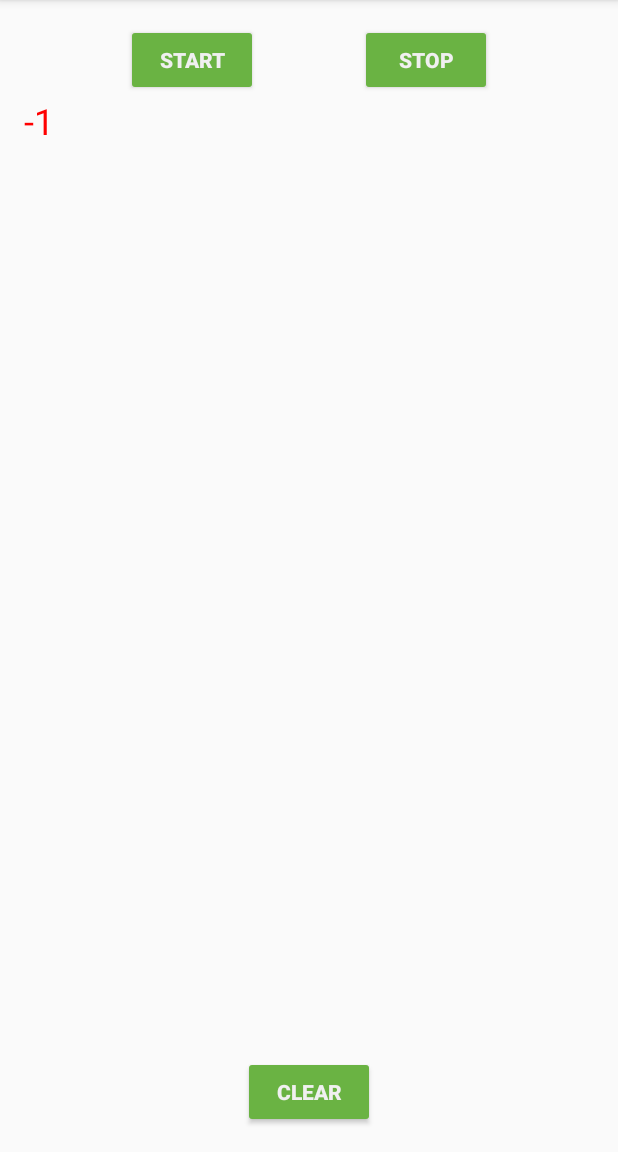
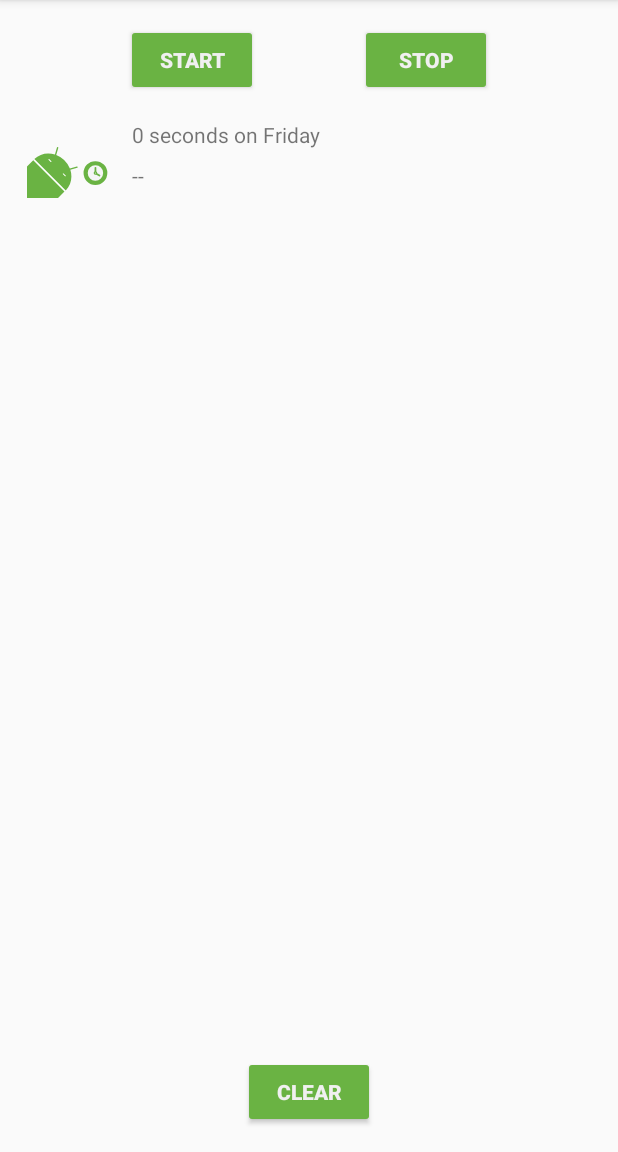
Before and after one commit to ptreitler/andfun-kotlin-sleep-tracker-with-recyclerview, an Android app: the screen it shows after launch (MainActivity), after a tap on "START", on a phone screen of 412 x 824 dp, the part 84-1236 px from its top. Run offline under Robolectric (Android 15) with nearby library versions, the phone set to English and light mode, and no system bars; our stand-ins replace Room's generated code, data binding; Roboto replaces fonts that are not available here; 3 statements that could not run were skipped.

Commit message:
Create custom ViewHolder for SleepNightAdapter

```diff
--- a/app/src/main/java/com/example/android/trackmysleepquality/sleeptracker/SleepNightAdapter.kt
+++ b/app/src/main/java/com/example/android/trackmysleepquality/sleeptracker/SleepNightAdapter.kt
@@ -16,17 +16,18 @@
 
 package com.example.android.trackmysleepquality.sleeptracker
 
-import android.graphics.Color
 import android.view.LayoutInflater
+import android.view.View
 import android.view.ViewGroup
+import android.widget.ImageView
 import android.widget.TextView
 import androidx.recyclerview.widget.RecyclerView
 import com.example.android.trackmysleepquality.R
-import com.example.android.trackmysleepquality.TextItemViewHolder
+import com.example.android.trackmysleepquality.convertDurationToFormatted
+import com.example.android.trackmysleepquality.convertNumericQualityToString
 import com.example.android.trackmysleepquality.database.SleepNight
 
-// TODO (06) Change RecyclerView.Adapter’s parameter to <SleepNightAdapter.ViewHolder>.
-class SleepNightAdapter : RecyclerView.Adapter<TextItemViewHolder>() {
+class SleepNightAdapter : RecyclerView.Adapter<SleepNightAdapter.ViewHolder>() {
 
     var data = listOf<SleepNight>()
         set(value) {
@@ -36,34 +37,35 @@ class SleepNightAdapter : RecyclerView.Adapter<TextItemViewHolder>() {
 
     override fun getItemCount() = data.size
 
-    // TODO (08) Change onBindViewHolder’s holder parameter type to ViewHolder, and update views.
-    override fun onBindViewHolder(holder: TextItemViewHolder, position: Int) {
+    override fun onBindViewHolder(holder: ViewHolder, position: Int) {
         val item = data[position]
-        holder.textView.text = item.sleepQuality.toString()
 
-        if (item.sleepQuality <= 1) {
-            holder.textView.setTextColor(Color.RED) // red
-        } else {
-            // reset
-            holder.textView.setTextColor(Color.BLACK) // black
-        }
+        val resources = holder.itemView.context.resources
+        holder.sleepLengthText.text = convertDurationToFormatted(item.startTimeMilli, item.endTimeMilli, resources)
+        holder.sleepQualityText.text = convertNumericQualityToString(item.sleepQuality, resources)
+
+        holder.sleepQualityImage.setImageResource(when (item.sleepQuality) {
+            0 -> R.drawable.ic_sleep_0
+            1 -> R.drawable.ic_sleep_1
+            2 -> R.drawable.ic_sleep_2
+            3 -> R.drawable.ic_sleep_3
+            4 -> R.drawable.ic_sleep_4
+            5 -> R.drawable.ic_sleep_5
+            else -> R.drawable.ic_sleep_active
+        })
     }
 
-    override fun onCreateViewHolder(parent: ViewGroup, viewType: Int): TextItemViewHolder {
-
-        // TODO (07) Update view to inflate list_item_sleep_night, and change
-        // return type to ViewHolder.
-
+    override fun onCreateViewHolder(parent: ViewGroup, viewType: Int): ViewHolder {
         val layoutInflater = LayoutInflater.from(parent.context)
         val view = layoutInflater
-                .inflate(R.layout.text_item_view, parent, false) as TextView
-
-        return TextItemViewHolder(view)
+                .inflate(R.layout.list_item_sleep_night, parent, false)
+        return ViewHolder(view)
     }
 
-    // TODO (04) Create a ViewHolder class that extends RecyclerView.ViewHolder.
+    class ViewHolder(itemView: View) : RecyclerView.ViewHolder(itemView) {
+        val sleepLengthText: TextView = itemView.findViewById(R.id.sleep_length)
+        val sleepQualityText: TextView = itemView.findViewById(R.id.quality_string)
+        val sleepQualityImage: ImageView = itemView.findViewById(R.id.quality_image)
 
-    // TODO (05) Inside the ViewHolder, use findViewById() to create properties for sleepLength,
-    // quality, and qualityImage.
-
+    }
 }
--- a/app/src/main/res/layout/list_item_sleep_night.xml
+++ b/app/src/main/res/layout/list_item_sleep_night.xml
@@ -1,14 +1,48 @@
 <?xml version="1.0" encoding="utf-8"?>
-<androidx.constraintlayout.widget.ConstraintLayout
-    xmlns:android="http://schemas.android.com/apk/res/android"
-    android:orientation="vertical"
+<androidx.constraintlayout.widget.ConstraintLayout xmlns:android="http://schemas.android.com/apk/res/android"
+    xmlns:app="http://schemas.android.com/apk/res-auto"
+    xmlns:tools="http://schemas.android.com/tools"
     android:layout_width="match_parent"
-    android:layout_height="wrap_content">
+    android:layout_height="wrap_content"
+    android:orientation="vertical">
 
-    <!-- TODO (01) Add an ImageView and set its id to quality_image. -->
 
-    <!-- TODO (02) Add a TextView to the right of quality_image and set its id to sleep_length. -->
+    <ImageView
+        android:id="@+id/quality_image"
+        android:layout_width="64dp"
+        android:layout_height="60dp"
+        android:layout_marginStart="16dp"
+        android:layout_marginTop="8dp"
+        android:layout_marginBottom="8dp"
+        app:layout_constraintBottom_toBottomOf="parent"
+        app:layout_constraintStart_toStartOf="parent"
+        app:layout_constraintTop_toTopOf="parent"
+        app:srcCompat="@drawable/ic_sleep_5"
+        tools:srcCompat="@drawable/ic_sleep_5" />
 
-    <!-- TODO (03) Add a TextView below sleep_length and set its id to quality_string. -->
+    <TextView
+        android:id="@+id/sleep_length"
+        android:layout_width="0dp"
+        android:layout_height="wrap_content"
+        android:layout_marginStart="8dp"
+        android:layout_marginTop="8dp"
+        android:layout_marginEnd="16dp"
+        android:text="TextView"
+        app:layout_constraintEnd_toEndOf="parent"
+        app:layout_constraintStart_toEndOf="@+id/quality_image"
+        app:layout_constraintTop_toTopOf="@+id/quality_image"
+        tools:text="Wednesday" />
 
+    <TextView
+        android:id="@+id/quality_string"
+        android:layout_width="0dp"
+        android:layout_height="wrap_content"
+        android:layout_marginStart="8dp"
+        android:layout_marginTop="8dp"
+        android:layout_marginEnd="16dp"
+        android:text="TextView"
+        app:layout_constraintEnd_toEndOf="parent"
+        app:layout_constraintStart_toEndOf="@+id/quality_image"
+        app:layout_constraintTop_toBottomOf="@+id/sleep_length"
+        tools:text="@string/five_excellent" />
 </androidx.constraintlayout.widget.ConstraintLayout>
```
